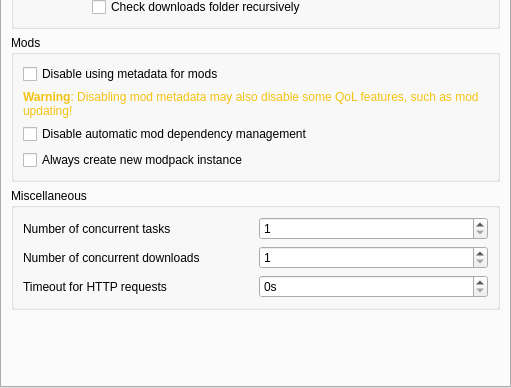
This is launcher/ui/pages/global/LauncherPage.ui in FreesmTeam/FreesmLauncher as Qt 5 draws it before an edit; both pictures show x 0 to 511 and y 303 to 691 of the 511 by 691 pixel window. The edited form follows.
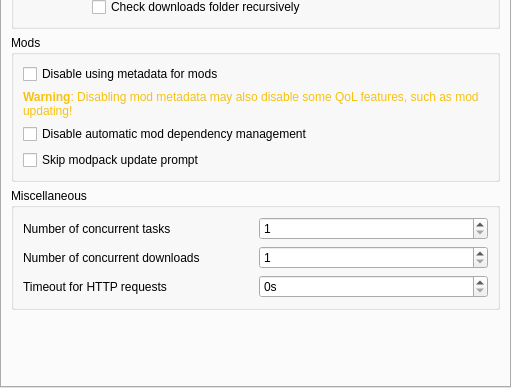
This is the edited form. Custom widgets are drawn as their Qt base class.

Commit message:
Rename setting to SkipModpackUpdatePrompt
Was ModpackUpdatePromptDisabled

What changed in the file:
```diff
--- a/launcher/ui/pages/global/LauncherPage.ui
+++ b/launcher/ui/pages/global/LauncherPage.ui
@@ -249,7 +249,7 @@
              <string>When creating a new modpack instance, do not suggest updating existing instances.</string>
             </property>
             <property name="text">
-             <string>Always create new modpack instance</string>
+             <string>Skip modpack update prompt</string>
             </property>
            </widget>
           </item>
```
Left out of the diff: 4 changed lines with no effect on the pictures. The commit also changes 3 other files.
